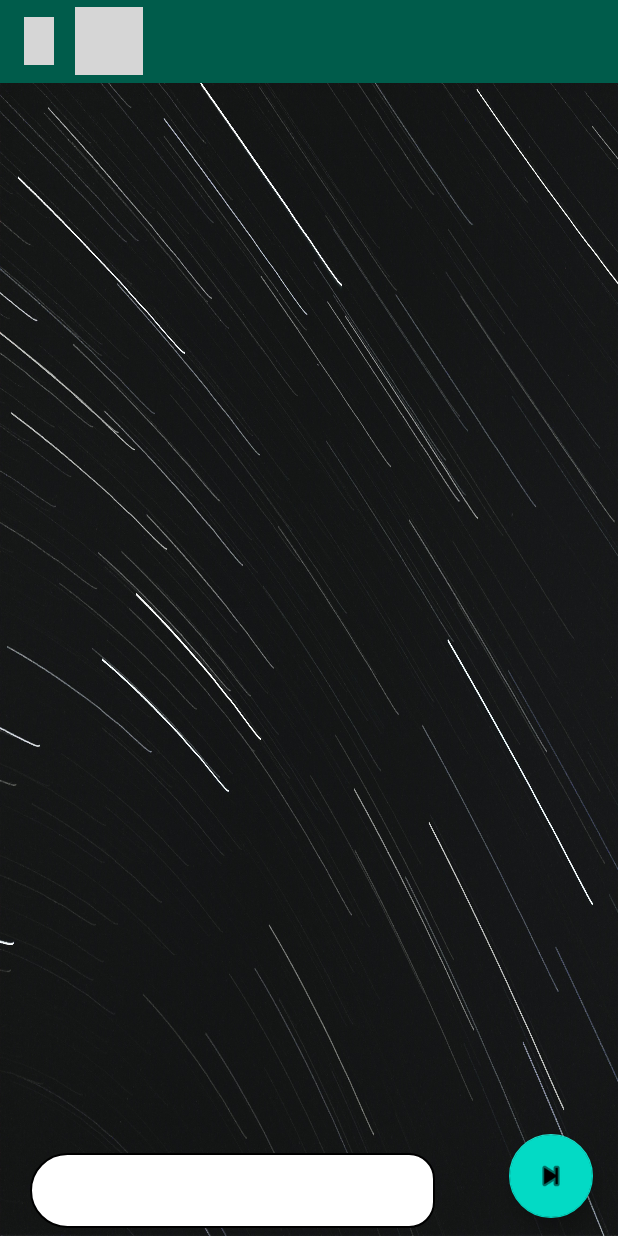
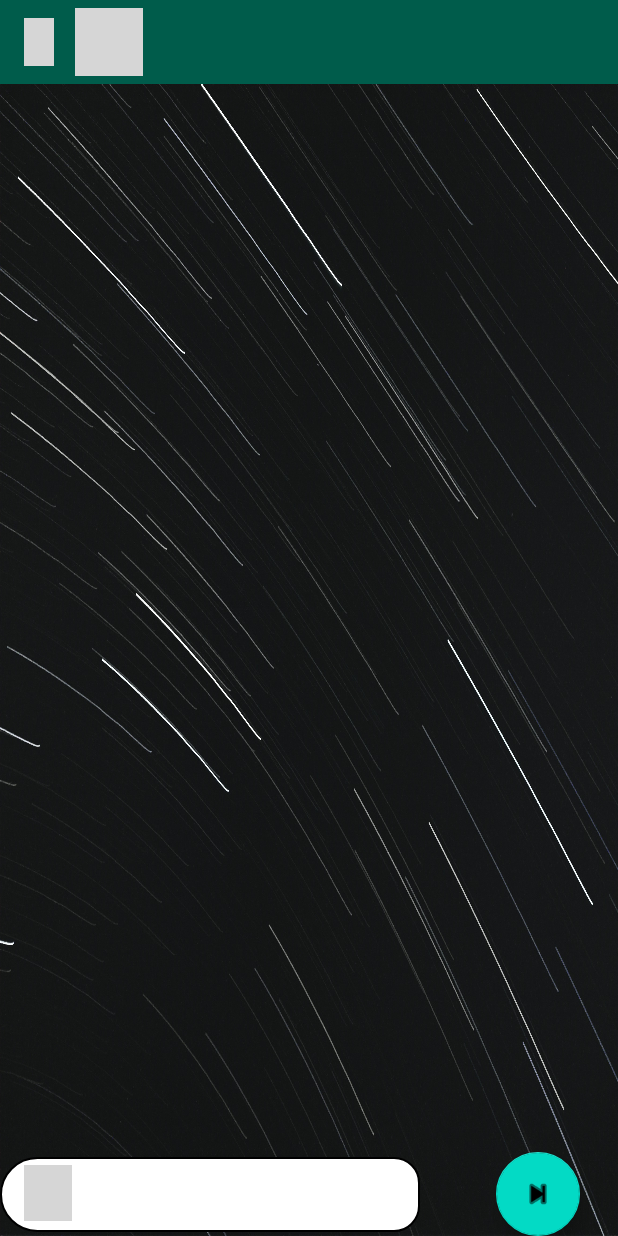
Before and after one commit to RonakWithCode/Friend-Circles-app-for-android, an Android app: the chat screen opened directly, with no data from a screen before it, after a tap on an icon or button, on a phone screen of 412 x 824 dp. Run offline under Robolectric (Android 15) with nearby library versions, the light colour scheme and no system bars; our stand-ins replace Firebase (no records; nobody signed in at launch, a user with empty details on screens opened directly); libraries missing offline, so code that uses them is left out: com.github.dhaval2404.imagepicker; plain views replace RoundedImageView; 1 statement that could not run was skipped; grey boxes are pictures that could not be loaded.

Commit message:
add features to send the image

```diff
--- a/app/build.gradle
+++ b/app/build.gradle
@@ -30,12 +30,13 @@ dependencies {
     implementation 'com.github.bumptech.glide:glide:4.13.2'
     implementation 'com.makeramen:roundedimageview:2.3.0'
     implementation 'com.github.dhaval2404:imagepicker:2.1'
-    implementation 'com.google.android.material:material:1.6.1'
+    implementation 'com.google.android.material:material:1.7.0'
     implementation 'androidx.constraintlayout:constraintlayout:2.1.4'
     implementation 'com.google.firebase:firebase-auth:21.1.0'
     implementation 'com.google.firebase:firebase-database:20.1.0'
     implementation 'com.google.firebase:firebase-storage:20.1.0'
     implementation 'com.google.firebase:firebase-firestore:24.4.0'
+    implementation 'androidx.appcompat:appcompat:1.5.1'
     testImplementation 'junit:junit:4.13.2'
     androidTestImplementation 'androidx.test.ext:junit:1.1.3'
     androidTestImplementation 'androidx.test.espresso:espresso-core:3.4.0'
--- a/app/src/main/AndroidManifest.xml
+++ b/app/src/main/AndroidManifest.xml
@@ -20,7 +20,7 @@
             android:name=".user.User_Profile"
             android:exported="false" />
         <activity
-            android:name=".chat"
+            android:name=".Chats.chat"
             android:exported="false" />
         <activity
             android:name=".user.Login"
--- a/app/src/main/java/com/crazyostudio/friendcircle/chat.java
+++ b/app/src/main/java/com/crazyostudio/friendcircle/Chats/chat.java
@@ -1,10 +1,15 @@
-package com.crazyostudio.friendcircle;
+package com.crazyostudio.friendcircle.Chats;
 
+import android.annotation.SuppressLint;
+import android.content.ContentResolver;
 import android.content.Intent;
+import android.net.Uri;
 import android.os.Bundle;
+import android.webkit.MimeTypeMap;
 import android.widget.Toast;
 
 import androidx.annotation.NonNull;
+import androidx.annotation.Nullable;
 import androidx.appcompat.app.AppCompatActivity;
 import androidx.recyclerview.widget.LinearLayoutManager;
 
@@ -13,23 +18,27 @@ import com.crazyostudio.friendcircle.adapters.ChatAdapters;
 import com.crazyostudio.friendcircle.databinding.ActivityChatBinding;
 import com.crazyostudio.friendcircle.model.Chat_Model;
 import com.crazyostudio.friendcircle.user.SeeUserProfile;
+import com.github.dhaval2404.imagepicker.ImagePicker;
 import com.google.firebase.auth.FirebaseAuth;
 import com.google.firebase.database.DataSnapshot;
 import com.google.firebase.database.DatabaseError;
 import com.google.firebase.database.FirebaseDatabase;
 import com.google.firebase.database.ValueEventListener;
+import com.google.firebase.storage.FirebaseStorage;
+import com.google.firebase.storage.StorageReference;
 
 import java.util.ArrayList;
-import java.util.Date;
 import java.util.Objects;
 
 public class chat extends AppCompatActivity {
-
+    private StorageReference reference;
     ActivityChatBinding binding;
     String UserName,UserImage,UserId,SandId,UserBio;
     FirebaseDatabase firebaseDatabase;
     FirebaseAuth auth;
-
+    ChatAdapters chatAdapters;
+    String sanderRoom,recRoom;
+    @SuppressLint("NotifyDataSetChanged")
     @Override
     protected void onCreate(Bundle savedInstanceState) {
         super.onCreate(savedInstanceState);
@@ -37,6 +46,7 @@ public class chat extends AppCompatActivity {
         setContentView(binding.getRoot());
         firebaseDatabase = FirebaseDatabase.getInstance();
         Objects.requireNonNull(getSupportActionBar()).hide();
+        reference = FirebaseStorage.getInstance().getReference("ChatImage");
         auth = FirebaseAuth.getInstance();
         UserName = getIntent().getStringExtra("name");
         UserImage = getIntent().getStringExtra("Images");
@@ -56,17 +66,18 @@ public class chat extends AppCompatActivity {
         binding.username.setText(UserName);
         Glide.with(this).load(UserImage).into(binding.userImage);
         binding.BackBts.setOnClickListener(view -> finish());
-        final ArrayList<Chat_Model> ChatModels = new ArrayList<>();
-        final ChatAdapters chatAdapters = new ChatAdapters(ChatModels,this);
+        ArrayList<Chat_Model> ChatModels = new ArrayList<>();
+        chatAdapters = new ChatAdapters(ChatModels,this);
         binding.recyclerView2.setAdapter(chatAdapters);
         LinearLayoutManager layoutManager = new LinearLayoutManager(this);
         binding.recyclerView2.setLayoutManager(layoutManager);
 
-        final String sanderRoom = SandId + UserId;
-        final String recRoom = UserId + SandId;
+        sanderRoom = SandId + UserId;
+        recRoom = UserId + SandId;
 
         firebaseDatabase.getReference().child("chats").child(sanderRoom).addValueEventListener(new ValueEventListener() {
 
+            @SuppressLint("NotifyDataSetChanged")
             @Override
 
             public void onDataChange(@NonNull DataSnapshot snapshot) {
@@ -86,12 +97,19 @@ public class chat extends AppCompatActivity {
             }
         });
 
+        binding.imageBts.setOnClickListener(view ->
+                ImagePicker.with(this)
+                        .crop()
+                        .compress(1024)
+                        .maxResultSize(800, 800)
+                        .start(1));
+
+
 
         binding.SandBts.setOnClickListener(view -> {
             if (!binding.InputText.getText().toString().isEmpty()) {
                 final Chat_Model Chat =  new Chat_Model(SandId,binding.InputText.getText().toString());
                 binding.InputText.setText("");
-                Chat.setTime(new Date().getTime());
                 firebaseDatabase.getReference().child("chats").child(sanderRoom).push().setValue(Chat).addOnSuccessListener(unused -> firebaseDatabase.getReference().child("chats").child(recRoom).push().setValue(Chat).addOnSuccessListener(unused1 -> chatAdapters.notifyDataSetChanged()));
             }
             else {
@@ -99,4 +117,39 @@ public class chat extends AppCompatActivity {
             }
         });
     }
-}
+    private String getfilleExtension(Uri Uri) {
+        ContentResolver cr = getContentResolver();
+        MimeTypeMap mime = MimeTypeMap.getSingleton();
+        return mime.getExtensionFromMimeType(cr.getType(Uri));
+    }
+
+
+
+
+
+
+
+
+    @SuppressLint("NotifyDataSetChanged")
+    @Override
+    protected void onActivityResult(int requestCode, int resultCode, @Nullable Intent data) {
+        super.onActivityResult(requestCode, resultCode, data);
+        assert data != null;
+        if (data.getData() != null && requestCode==1) {
+            final Uri dataUri = data.getData();
+//            binding.userImage.setImageURI(dataUri);
+            StorageReference file = reference.child(System.currentTimeMillis()+"."+getfilleExtension(dataUri));
+            Toast.makeText(this, "Image Sand ", Toast.LENGTH_SHORT).show();
+            file.putFile(dataUri).addOnSuccessListener(taskSnapshot -> file.getDownloadUrl().addOnSuccessListener(uri -> {
+                final Chat_Model Chat =  new Chat_Model(SandId,uri.toString(),true);
+                    firebaseDatabase.getReference().child("chats").child(sanderRoom).push().setValue(Chat)
+                    .addOnSuccessListener(unused -> firebaseDatabase.getReference().child("chats").child(recRoom).push().setValue(Chat).addOnSuccessListener(unused1 ->
+                                    chatAdapters.notifyDataSetChanged()
+                            )
+                    );
+
+            })).addOnFailureListener(e -> Toast.makeText(this, e.getMessage(), Toast.LENGTH_SHORT).show());
+        }
+
+        }
+    }
--- a/app/src/main/java/com/crazyostudio/friendcircle/adapters/UserInfoAdapters.java
+++ b/app/src/main/java/com/crazyostudio/friendcircle/adapters/UserInfoAdapters.java
@@ -11,7 +11,7 @@ import androidx.recyclerview.widget.RecyclerView;
 
 import com.bumptech.glide.Glide;
 import com.crazyostudio.friendcircle.R;
-import com.crazyostudio.friendcircle.chat;
+import com.crazyostudio.friendcircle.Chats.chat;
 import com.crazyostudio.friendcircle.databinding.MainlookBinding;
 import com.crazyostudio.friendcircle.model.UserInfo;
 
@@ -37,7 +37,7 @@ public class UserInfoAdapters extends RecyclerView.Adapter<UserInfoAdapters.User
         UserInfo product = userInfo.get(position);
         Glide.with(context).load(product.getUserImage()).into(holder.binding.UserImage);
         holder.binding.name.setText(product.getName());
-//        holder.binding.lastMss.setText(product.getBio());
+        holder.binding.bio.setText(product.getBio());
         holder.itemView.setOnClickListener(view -> {
             Intent intent = new Intent(context, chat.class);
             intent.putExtra("name",product.getName());
--- a/app/src/main/res/layout/activity_chat.xml
+++ b/app/src/main/res/layout/activity_chat.xml
@@ -6,23 +6,17 @@
     android:layout_width="match_parent"
     android:background="@drawable/bglayout"
     android:layout_height="match_parent"
-    tools:context=".chat">
-
-<androidx.constraintlayout.widget.ConstraintLayout
-    android:layout_width="match_parent"
-    android:background="@drawable/bglayout"
-    android:layout_height="match_parent"
-    android:id="@+id/Background">
-
+    tools:context=".Chats.chat">
         <androidx.appcompat.widget.Toolbar
             android:id="@+id/toolbar2"
             android:layout_width="match_parent"
-        android:layout_height="55dp"
+            android:layout_height="0dp"
             android:background="@color/green"
             android:minHeight="?attr/actionBarSize"
-        app:layout_constraintEnd_toEndOf="@+id/Background"
-        app:layout_constraintStart_toStartOf="@+id/Background"
-        app:layout_constraintTop_toTopOf="@+id/Background">
+            app:layout_constraintEnd_toEndOf="parent"
+            app:layout_constraintStart_toStartOf="parent"
+            app:layout_constraintTop_toTopOf="parent">
+
             <com.makeramen.roundedimageview.RoundedImageView
                 android:id="@+id/BackBts"
                 android:layout_width="20dp"
@@ -37,11 +31,11 @@
                 android:layout_width="45dp"
                 android:layout_height="45dp"
                 android:layout_marginStart="30dp"
-            app:riv_corner_radius="30dp"
-            app:riv_border_width="1dp"
-            app:riv_border_color="#4A4A4A"
                 android:scaleType="fitXY"
                 android:src="@drawable/userimage"
+                app:riv_border_color="#4A4A4A"
+                app:riv_border_width="1dp"
+                app:riv_corner_radius="30dp"
                 app:riv_oval="true" />
 
             <TextView
@@ -60,42 +54,66 @@
     <androidx.recyclerview.widget.RecyclerView
         android:id="@+id/recyclerView2"
         android:layout_width="match_parent"
-        android:layout_height="0dp"
-        android:layout_marginBottom="42dp"
-        app:layout_constraintBottom_toTopOf="@+id/InputText"
-        app:layout_constraintEnd_toEndOf="@+id/Background"
-        app:layout_constraintStart_toStartOf="@+id/Background"
-        app:layout_constraintTop_toBottomOf="@+id/toolbar2" />
+        android:layout_height="571dp"
+        android:layout_marginBottom="16dp"
+        app:layout_constraintBottom_toTopOf="@+id/Sander"
+        app:layout_constraintEnd_toEndOf="parent"
+        app:layout_constraintHorizontal_bias="1.0"
+        app:layout_constraintStart_toStartOf="parent" />
+
+    <androidx.constraintlayout.widget.ConstraintLayout
+        android:id="@+id/Sander"
+        android:layout_width="match_parent"
+        android:layout_height="wrap_content"
+        app:layout_constraintBottom_toBottomOf="parent"
+        app:layout_constraintEnd_toEndOf="parent"
+        app:layout_constraintStart_toStartOf="parent">
+
 
         <EditText
             android:id="@+id/InputText"
-        android:layout_width="270dp"
-        android:paddingStart="30dp"
-        android:paddingEnd="20dp"
+            android:layout_width="280dp"
             android:layout_height="wrap_content"
-        android:layout_marginStart="20dp"
-        android:minHeight="50dp"
-        android:textStyle="normal"
-        android:textColorLink="@color/Link"
-        android:maxHeight="90dp"
-        android:layout_marginBottom="5dp"
+            android:layout_alignParentStart="true"
+            android:layout_alignParentTop="true"
             android:background="@drawable/edittextbg"
             android:inputType="textMultiLine"
+            android:maxHeight="90dp"
+            android:minHeight="50dp"
+            android:paddingStart="50dp"
+            android:paddingEnd="2dp"
+            android:text="@string/profile"
             android:textColor="@color/black"
-        app:layout_constraintBottom_toBottomOf="@+id/Background"
-        app:layout_constraintStart_toStartOf="@+id/Background" />
+            android:textColorLink="@color/Link"
+            android:textStyle="normal"
+            app:layout_constraintBottom_toBottomOf="parent"
+            app:layout_constraintTop_toTopOf="parent" />
+
+        <ImageView
+            android:id="@+id/imageBts"
+            android:layout_width="32dp"
+            android:layout_height="37dp"
+            android:layout_alignParentTop="true"
+            android:layout_marginStart="16dp"
+            app:layout_constraintBottom_toBottomOf="@+id/InputText"
+            app:layout_constraintStart_toStartOf="@+id/InputText"
+            app:layout_constraintTop_toTopOf="@+id/InputText"
+            app:layout_constraintVertical_bias="0.461"
+            app:srcCompat="@drawable/ic_photo_camera_black_48dp" />
 
         <com.google.android.material.floatingactionbutton.FloatingActionButton
             android:id="@+id/SandBts"
             android:layout_width="wrap_content"
             android:layout_height="wrap_content"
-        android:layout_margin="12dp"
-        app:layout_constraintBottom_toBottomOf="@+id/Background"
-        app:layout_constraintEnd_toEndOf="@+id/Background"
-        app:layout_constraintHorizontal_bias="0.889"
+            android:layout_alignParentTop="true"
+            android:layout_alignParentEnd="true"
+            app:layout_constraintBottom_toBottomOf="parent"
+            app:layout_constraintEnd_toEndOf="parent"
+            app:layout_constraintHorizontal_bias="0.666"
             app:layout_constraintStart_toEndOf="@+id/InputText"
+            app:layout_constraintTop_toTopOf="parent"
+            app:layout_constraintVertical_bias="0.0"
             app:srcCompat="@android:drawable/ic_media_next" />
 
     </androidx.constraintlayout.widget.ConstraintLayout>
-
 </androidx.constraintlayout.widget.ConstraintLayout>
--- a/app/src/main/res/layout/mainlook.xml
+++ b/app/src/main/res/layout/mainlook.xml
@@ -30,7 +30,7 @@
         android:layout_marginStart="22dp"
         android:layout_marginTop="18dp"
         android:maxLines="1"
-        android:text="Ronak jain"
+        android:text="User Name"
         android:textColor="@color/black"
         android:textSize="19sp"
         app:layout_constraintEnd_toEndOf="parent"
@@ -38,13 +38,13 @@
         app:layout_constraintTop_toTopOf="parent" />
 
     <TextView
-        android:id="@+id/lastMss"
+        android:id="@+id/bio"
         android:layout_width="270dp"
         android:layout_height="wrap_content"
         android:layout_marginStart="22dp"
         android:layout_marginTop="12dp"
         android:maxLines="2"
-        android:text="new phone "
+        android:text="@string/user"
         android:textColor="@color/black"
         android:textSize="18sp"
         app:layout_constraintEnd_toEndOf="parent"
--- a/app/src/main/res/menu/mainitemmenu.xml
+++ b/app/src/main/res/menu/mainitemmenu.xml
@@ -1,7 +1,9 @@
 <?xml version="1.0" encoding="utf-8"?>
 <menu xmlns:android="http://schemas.android.com/apk/res/android">
-    <item android:id="@+id/Profile"
-        android:title="@string/settings"
+    <item android:id="@+id/group_chats"
+        android:title="@string/group_chat"
+        />    <item android:id="@+id/Profile"
+        android:title="@string/profile"
         />
     <item android:id="@+id/logout"
         android:title="@string/logout"
--- a/app/src/main/res/values/strings.xml
+++ b/app/src/main/res/values/strings.xml
@@ -28,4 +28,7 @@
     <string name="if_your_change_amy_things_in_profile_your_can_tap_on_profile">If your change amy things in profile your can tap on profile</string>
     <string name="Theme">Theme</string>
     <string name="changes">Change</string>
+    <string name="group_chat">Group chat</string>
+    <string name="todo">TODO</string>
+    <string name="user">User</string>
 </resources>
```
Also changed, not shown: app/src/main/java/com/crazyostudio/friendcircle/MainActivity.java (+9 -1 lines), app/src/main/java/com/crazyostudio/friendcircle/adapters/ChatAdapters.java (+55 -9 lines), app/src/main/java/com/crazyostudio/friendcircle/model/Chat_Model.java (+15 -15 lines), app/src/main/res/layout/activity_change_theme.xml (deleted, +0 -21 lines), app/src/main/res/layout/activity_check_network.xml (deleted, +0 -62 lines), app/src/main/res/layout/activity_settings.xml (deleted, +0 -118 lines), app/src/main/res/layout/receiver.xml (+2 -13 lines), app/src/main/res/layout/receiver_image.xml (added, +22 -0 lines), app/src/main/res/layout/sander_image.xml (added, +22 -0 lines), app/src/main/res/layout/sender.xml (+0 -12 lines). Lines whose indentation alone changed are shown as unchanged.
